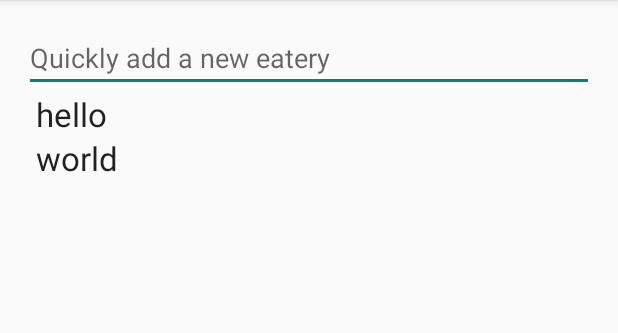
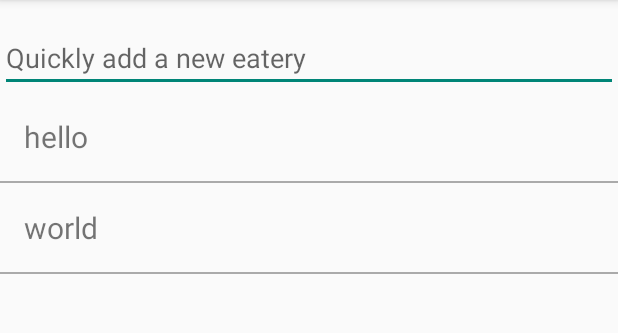
Before and after one commit to aclissold/lunch-android, an Android app: the screen it shows after launch (LunchActivity), on a phone screen of 412 x 824 dp, the part 84-417 px from its top. Run offline under Robolectric (Android 15) with nearby library versions, the phone set to English and light mode, and no system bars.

Commit message:
Update eatery list item UI

```diff
--- a/app/src/main/res/layout/eatery_list_item.xml
+++ b/app/src/main/res/layout/eatery_list_item.xml
@@ -4,12 +4,24 @@
     android:layout_height="wrap_content"
     android:layout_gravity="center_vertical">
 
-    <TextView
-        android:layout_width="wrap_content"
+    <TextView style="?android:attr/textViewStyle"
+        android:layout_width="match_parent"
         android:layout_height="wrap_content"
-        android:textAppearance="?android:attr/textAppearanceLarge"
         android:text="Eatery"
+        android:paddingTop="16dp"
+        android:paddingEnd="@dimen/horizontal_margin"
+        android:paddingBottom="16dp"
+        android:paddingStart="@dimen/horizontal_margin"
         android:id="@+id/text_view"
         android:layout_gravity="center_vertical"
-        android:layout_marginLeft="8dp" />
+        android:layout_marginStart="8dp"
+        android:background="?android:selectableItemBackground"
+        android:autoText="false"
+        android:layout_marginEnd="8dp"
+        android:textSize="20sp" />
+    <View
+        android:layout_width="match_parent"
+        android:layout_height="1dp"
+        android:background="#aaa"
+        />
 </LinearLayout>
--- a/app/src/main/res/layout/fragment_lunch.xml
+++ b/app/src/main/res/layout/fragment_lunch.xml
@@ -1,7 +1,6 @@
 <RelativeLayout xmlns:android="http://schemas.android.com/apk/res/android"
     xmlns:tools="http://schemas.android.com/tools" android:layout_width="match_parent"
-    android:layout_height="match_parent" android:paddingLeft="@dimen/activity_horizontal_margin"
-    android:paddingRight="@dimen/activity_horizontal_margin"
+    android:layout_height="match_parent"
     android:paddingTop="@dimen/activity_vertical_margin"
     android:paddingBottom="@dimen/activity_vertical_margin" tools:context=".LunchActivityFragment">
 
--- a/app/src/main/res/values/dimens.xml
+++ b/app/src/main/res/values/dimens.xml
@@ -1,5 +1,4 @@
 <resources>
-    <!-- Default screen margins, per the Android Design guidelines. -->
-    <dimen name="activity_horizontal_margin">16dp</dimen>
     <dimen name="activity_vertical_margin">16dp</dimen>
+    <dimen name="horizontal_margin">8dp</dimen>
 </resources>
```
